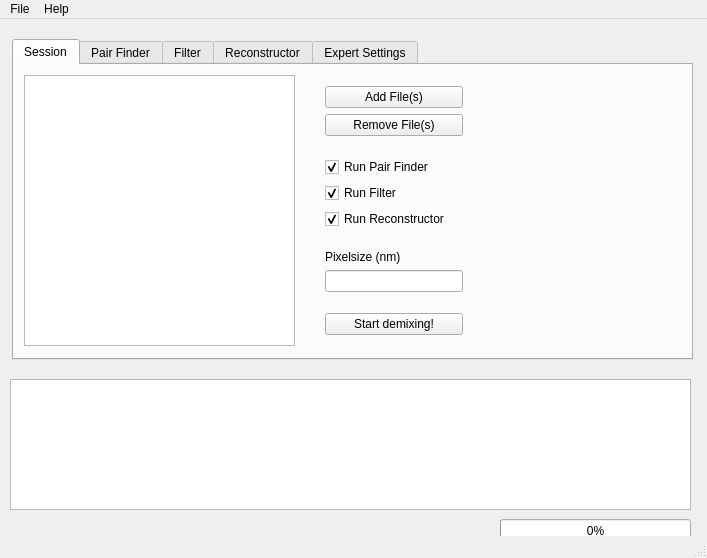
The window that sdmixer.ui (gtadeus/sdmixer2) describes before a commit, drawn with Qt 5.
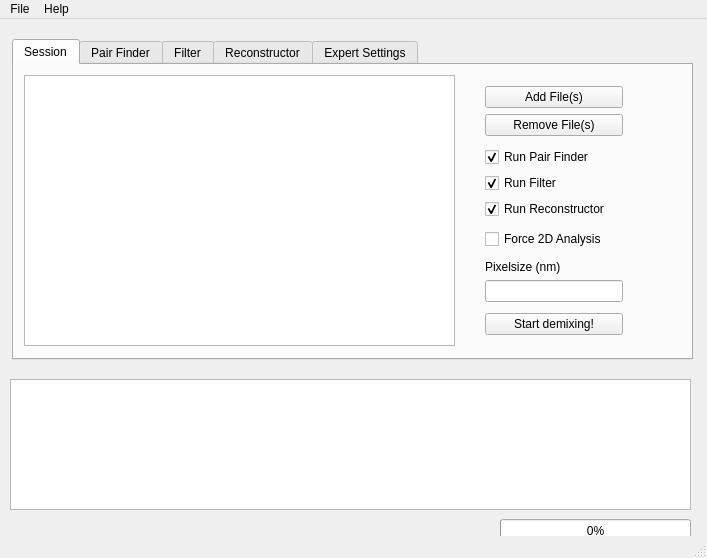
The same window after the commit.

What changed in the file:
```diff
--- a/sdmixer.ui
+++ b/sdmixer.ui
@@ -45,7 +45,7 @@
        <rect>
         <x>10</x>
         <y>10</y>
-        <width>271</width>
+        <width>431</width>
         <height>271</height>
        </rect>
       </property>
@@ -53,7 +53,7 @@
      <widget class="QWidget" name="layoutWidget">
       <property name="geometry">
        <rect>
-        <x>300</x>
+        <x>460</x>
         <y>10</y>
         <width>160</width>
         <height>271</height>
@@ -130,6 +130,26 @@
          </property>
         </spacer>
        </item>
+       <item>
+        <widget class="QCheckBox" name="checkBox_force2D">
+         <property name="text">
+          <string>Force 2D Analysis</string>
+         </property>
+        </widget>
+       </item>
+       <item>
+        <spacer name="verticalSpacer_11">
+         <property name="orientation">
+          <enum>Qt::Vertical</enum>
+         </property>
+         <property name="sizeHint" stdset="0">
+          <size>
+           <width>20</width>
+           <height>40</height>
+          </size>
+         </property>
+        </spacer>
+       </item>
        <item>
         <widget class="QLabel" name="TextPixelSize">
          <property name="text">
```
Left out of the diff: 100 changed lines with no effect on the pictures.
